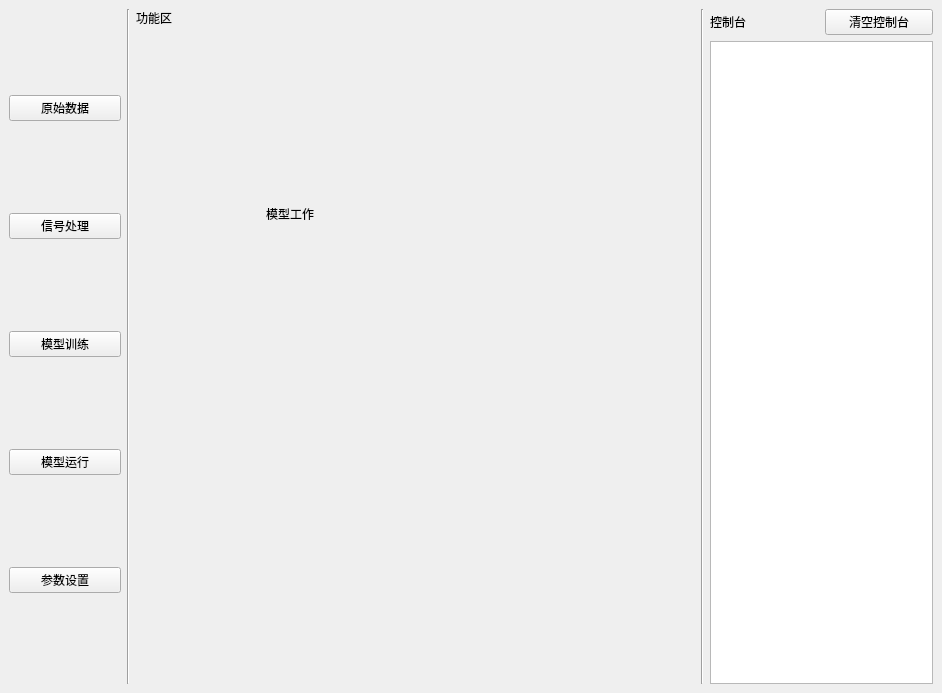
This is GUI/main_window.ui in industrimatic/Gearbox-Fault-Diagnosis as Qt 5 draws it before an edit. The edited form follows.
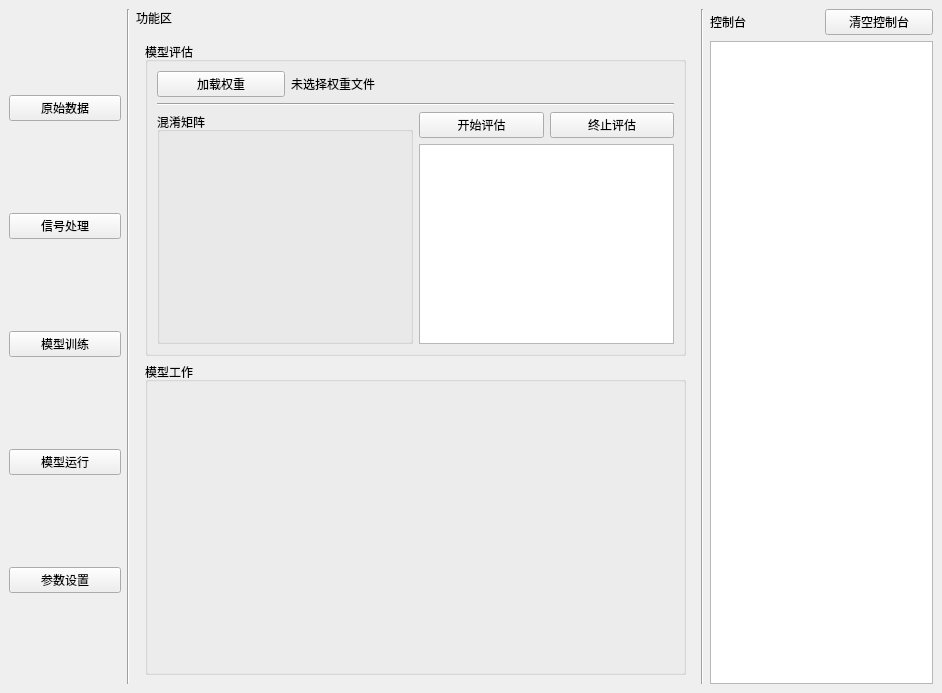
This is the edited form. The open tabs and pages were chosen to show the change.

Commit message: 完成模型评估模块

The edit to the form file:
```diff
--- a/GUI/main_window.ui
+++ b/GUI/main_window.ui
@@ -564,19 +564,105 @@
          </layout>
         </widget>
         <widget class="QWidget" name="page_2">
-         <widget class="QLabel" name="label_4">
-          <property name="geometry">
-           <rect>
-            <x>130</x>
-            <y>140</y>
-            <width>181</width>
-            <height>81</height>
-           </rect>
-          </property>
-          <property name="text">
-           <string>模型工作</string>
-          </property>
-         </widget>
+         <layout class="QVBoxLayout" name="verticalLayout_21" stretch="1,1">
+          <item>
+           <widget class="QGroupBox" name="groupBox_12">
+            <property name="title">
+             <string>模型评估</string>
+            </property>
+            <layout class="QVBoxLayout" name="verticalLayout_25">
+             <item>
+              <layout class="QHBoxLayout" name="horizontalLayout_34" stretch="1,3">
+               <item>
+                <widget class="QPushButton" name="pushButton_12">
+                 <property name="text">
+                  <string>加载权重</string>
+                 </property>
+                </widget>
+               </item>
+               <item>
+                <widget class="QLabel" name="label_4">
+                 <property name="text">
+                  <string>未选择权重文件</string>
+                 </property>
+                </widget>
+               </item>
+              </layout>
+             </item>
+             <item>
+              <widget class="Line" name="line_3">
+               <property name="orientation">
+                <enum>Qt::Orientation::Horizontal</enum>
+               </property>
+              </widget>
+             </item>
+             <item>
+              <layout class="QHBoxLayout" name="horizontalLayout_33" stretch="1,1">
+               <item>
+                <widget class="QGroupBox" name="groupBox_14">
+                 <property name="font">
+                  <font>
+                   <kerning>true</kerning>
+                  </font>
+                 </property>
+                 <property name="title">
+                  <string>混淆矩阵</string>
+                 </property>
+                 <property name="flat">
+                  <bool>false</bool>
+                 </property>
+                 <property name="checkable">
+                  <bool>false</bool>
+                 </property>
+                 <layout class="QVBoxLayout" name="verticalLayout_24">
+                  <item>
+                   <layout class="QVBoxLayout" name="verticalLayout_23"/>
+                  </item>
+                 </layout>
+                </widget>
+               </item>
+               <item>
+                <layout class="QVBoxLayout" name="verticalLayout_22">
+                 <item>
+                  <layout class="QHBoxLayout" name="horizontalLayout_32" stretch="1,1">
+                   <item>
+                    <widget class="QPushButton" name="pushButton_13">
+                     <property name="text">
+                      <string>开始评估</string>
+                     </property>
+                    </widget>
+                   </item>
+                   <item>
+                    <widget class="QPushButton" name="pushButton_14">
+                     <property name="text">
+                      <string>终止评估</string>
+                     </property>
+                    </widget>
+                   </item>
+                  </layout>
+                 </item>
+                 <item>
+                  <widget class="QPlainTextEdit" name="plainTextEdit_3">
+                   <property name="readOnly">
+                    <bool>true</bool>
+                   </property>
+                  </widget>
+                 </item>
+                </layout>
+               </item>
+              </layout>
+             </item>
+            </layout>
+           </widget>
+          </item>
+          <item>
+           <widget class="QGroupBox" name="groupBox_13">
+            <property name="title">
+             <string>模型工作</string>
+            </property>
+           </widget>
+          </item>
+         </layout>
         </widget>
         <widget class="QWidget" name="page_5">
          <layout class="QVBoxLayout" name="verticalLayout_10" stretch="5,2,1">
```
Left out of the diff: 11 changed lines with no effect on the pictures. The commit also changes 3 other files.
